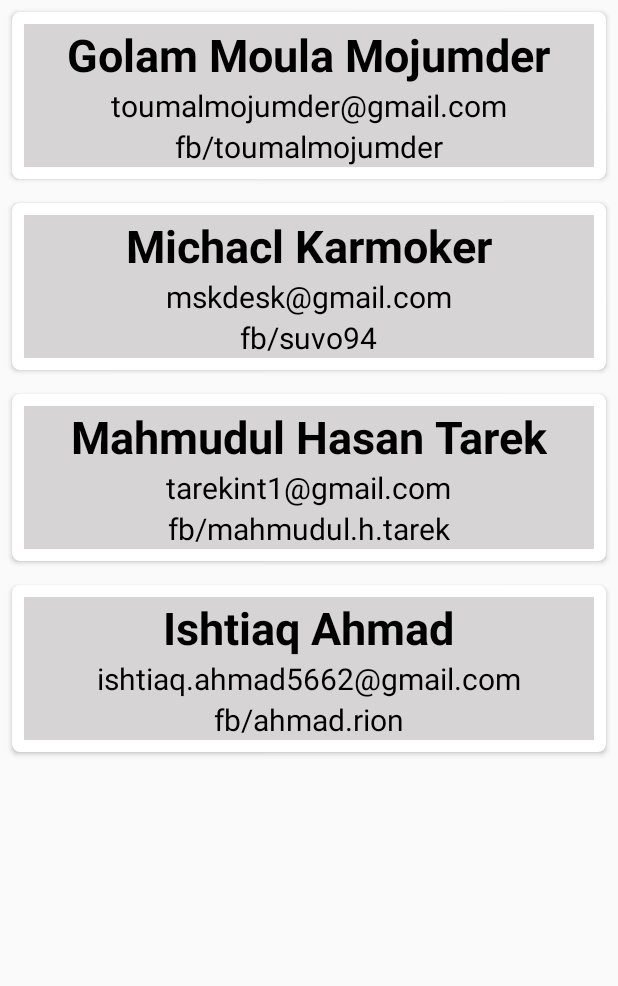
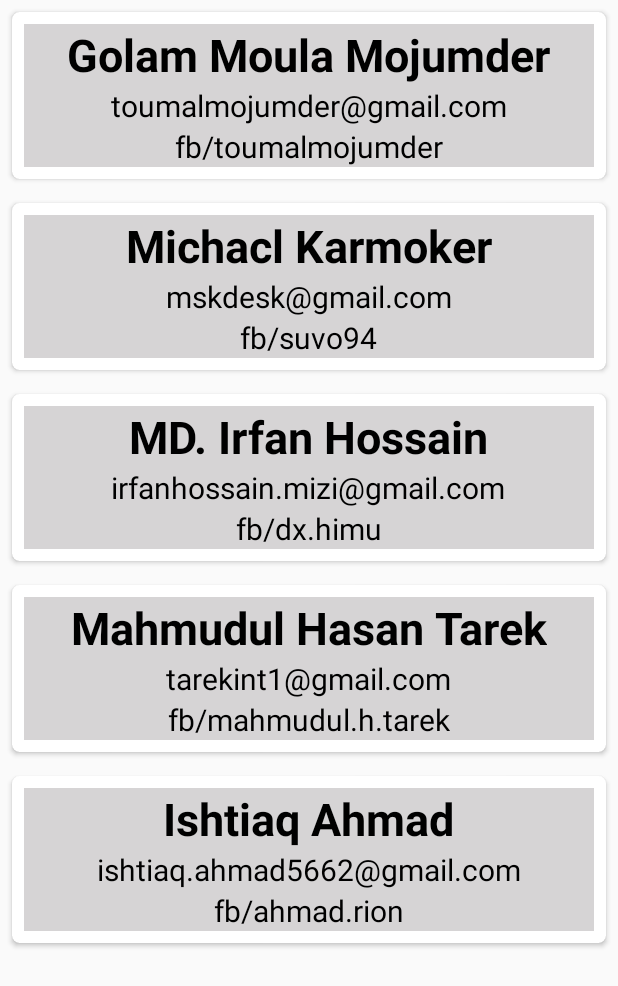
Before and after one commit to developers148/MagnitudeConverter, an Android app: the layout contact_us.xml on its own in the app's theme, with its tools: preview values and no code run, on a phone screen of 412 x 824 dp. Shown: the top 986 px of the screen. Run offline under Robolectric (Android 15) with nearby library versions, the phone set to English and light mode, and no system bars; Roboto replaces fonts that are not available here.

Commit message:
contact us change

```diff
--- a/app/src/main/res/layout/contact_us.xml
+++ b/app/src/main/res/layout/contact_us.xml
@@ -119,6 +119,62 @@
                         android:textSize="@dimen/textsize_20sp"/>
 
                 </LinearLayout>
+            </LinearLayout>
+        </androidx.cardview.widget.CardView>
+
+
+
+        <View
+            android:layout_width="0dp"
+            android:layout_height="0dp"
+            android:layout_weight="1"/>
+
+        <androidx.cardview.widget.CardView
+            android:orientation="vertical"
+
+            android:layout_width="match_parent"
+            android:layout_height="wrap_content"
+            android:layout_margin="@dimen/margin_8dp"
+            app:cardCornerRadius="@dimen/card_corner_redious_5dp"
+            android:padding="@dimen/padding_8dp">
+
+            <LinearLayout
+                android:layout_margin="@dimen/margin_8dp"
+                android:background="@color/contactColor"
+                android:layout_width="match_parent"
+                android:layout_height="match_parent"
+                android:foreground="?attr/selectableItemBackground"
+                android:clickable="true"
+                android:orientation="vertical"
+                android:focusable="true">
+
+                <TextView
+                    android:layout_width="wrap_content"
+                    android:layout_height="wrap_content"
+                    android:layout_gravity="center"
+                    android:text="@string/irfan_name"
+                    android:textColor="#000"
+                    android:textSize="@dimen/textsize_30sp"
+                    android:textStyle="bold"/>
+
+
+
+                <TextView
+                    android:layout_gravity="center"
+                    android:layout_width="wrap_content"
+                    android:layout_height="wrap_content"
+                    android:text="@string/irfan_mail"
+                    android:textColor="#000"
+                    android:textSize="@dimen/textsize_20sp"/>
+
+
+                <TextView
+                    android:layout_gravity="center"
+                    android:layout_width="wrap_content"
+                    android:layout_height="wrap_content"
+                    android:text="@string/irfan_fb"
+                    android:textColor="#000"
+                    android:textSize="@dimen/textsize_20sp"/>
             </LinearLayout>
         </androidx.cardview.widget.CardView>
 
--- a/app/src/main/res/values/strings.xml
+++ b/app/src/main/res/values/strings.xml
@@ -62,6 +62,12 @@
     <string name="ishtiaq_fb">fb/ahmad.rion</string>
 
 
+
+    <string name="irfan_name">MD. Irfan Hossain</string>
+    <string name="irfan_mail">irfanhossain.mizi@gmail.com</string>
+    <string name="irfan_fb">fb/dx.himu</string>
+
+
     <string name="project_title">ADVANCED PROFESSIONAL COACHING WITH INDUSTRY ATTACHMENT</string>
     <string name="project_email">pd.sdmga@gmail.com</string>
     <string name="project_number">+88–02–8181286</string>
```
